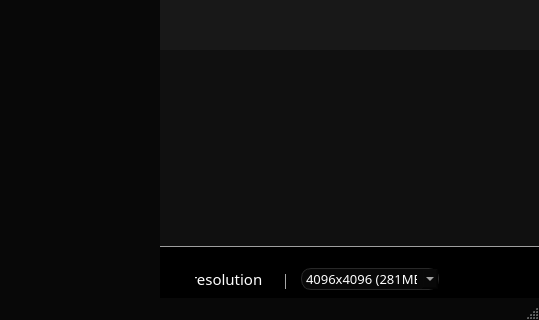
oventd/NA_Spirit, file gui/asset_main2.ui: the form before one commit; both pictures show x 711 to 1250 and y 480 to 800 of the 1250 by 800 pixel window.
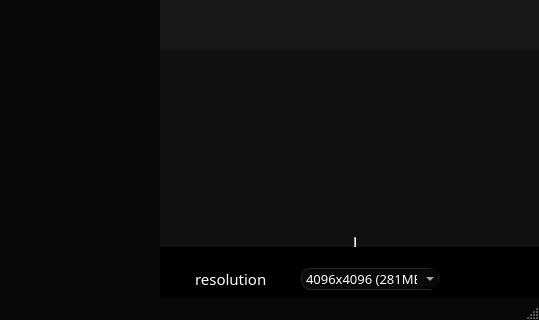
The form after the commit. Icons and pictures are not drawn.

```diff
--- a/gui/asset_main2.ui
+++ b/gui/asset_main2.ui
@@ -494,10 +494,10 @@
 </string>
     </property>
     <property name="verticalScrollBarPolicy">
-     <enum>Qt::ScrollBarPolicy::ScrollBarAlwaysOff</enum>
+     <enum>Qt::ScrollBarAsNeeded</enum>
     </property>
     <property name="horizontalScrollBarPolicy">
-     <enum>Qt::ScrollBarPolicy::ScrollBarAlwaysOff</enum>
+     <enum>Qt::ScrollBarAsNeeded</enum>
     </property>
     <property name="sizeAdjustPolicy">
      <enum>QAbstractScrollArea::SizeAdjustPolicy::AdjustIgnored</enum>
@@ -1569,9 +1569,6 @@
        <string>
 resolution     |</string>
       </property>
-      <property name="alignment">
-       <set>Qt::AlignmentFlag::AlignCenter</set>
-      </property>
      </widget>
      <widget class="QPushButton" name="download_btn">
       <property name="geometry">
@@ -1626,14 +1623,11 @@
       <property name="styleSheet">
        <string notr="true">c</string>
       </property>
-      <property name="frameShadow">
-       <enum>QFrame::Shadow::Sunken</enum>
-      </property>
       <property name="lineWidth">
        <number>1</number>
       </property>
       <property name="orientation">
-       <enum>Qt::Orientation::Horizontal</enum>
+       <enum>Qt::Vertical</enum>
       </property>
      </widget>
      <widget class="QLabel" name="label_2">
```
Left out of the diff: 49 changed lines with no effect on the pictures.
